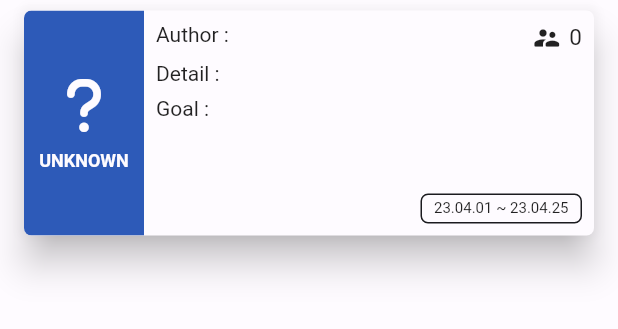
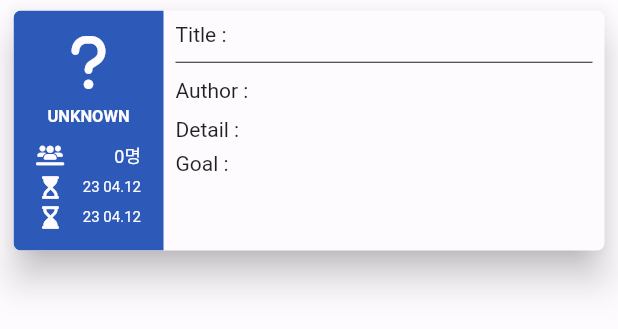
Before and after one commit to rjxwjfl/flutter_project, a Flutter app: the OverViewUI widget shown alone on an empty page, opened directly with empty values, on a phone screen of 412 x 824 dp. Shown: the top 329 px of the screen. Run offline on Flutter 3.47's test engine with Material 2 defaults, Android fonts, the phone set to English and light mode, and no system bars; our stand-ins replace cloud_firestore, firebase_auth, firebase_core, firebase_messaging, flutter_riverpod, font_awesome_flutter and 4 more; accounts and stored records are empty; network calls fail.

```diff
--- a/lib/bloc/database_bloc/model/project/project_model.dart
+++ b/lib/bloc/database_bloc/model/project/project_model.dart
@@ -58,7 +58,7 @@ class ProjectModel {
       goal: map['goal'] as String,
       createAt: DateTime.parse(map['create_at']),
       startOn: map['start_on'] != null ?  DateTime.parse(map['start_on']) : null,
-      expireOn: map['expire_on'] != null ? DateTime(map['expire_on']) : null,
+      expireOn: map['expire_on'] != null ? DateTime.parse(map['expire_on']) : null,
       pvt: map['pvt'] as int,
       prjPw: map['prj_pw'] != null ? map['prj_pw'] as String : null,
     );
--- /dev/null
+++ b/lib/utils/custom_page_route.dart
@@ -0,0 +1,6 @@
+import 'package:flutter/material.dart';
+
+class CustomPageRoute extends MaterialPageRoute{
+  CustomPageRoute({required super.builder});
+
+}
--- a/lib/view/dowith/model/overview_ui.dart
+++ b/lib/view/dowith/model/overview_ui.dart
@@ -1,8 +1,11 @@
+import 'package:flutter/cupertino.dart';
 import 'package:flutter/material.dart';
 import 'package:flutter_dowith/bloc/database_bloc/model/project/project_overview_model.dart';
 import 'package:flutter_dowith/bloc/test_code.dart';
+import 'package:flutter_dowith/view/dowith/model/project_status_sum.dart';
 import 'package:flutter_dowith/view/dowith/project/project_home.dart';
 import 'package:font_awesome_flutter/font_awesome_flutter.dart';
+import 'package:intl/intl.dart';
 
 class OverViewUI extends StatelessWidget {
   const OverViewUI({required this.data, Key? key}) : super(key: key);
@@ -11,35 +14,34 @@ class OverViewUI extends StatelessWidget {
 
   @override
   Widget build(BuildContext context) {
+    ColorScheme scheme = Theme.of(context).colorScheme;
     return Padding(
-      padding: const EdgeInsets.fromLTRB(12, 3, 12, 3),
+      padding: const EdgeInsets.fromLTRB(5, 3, 5, 3),
       child: Card(
         elevation: 10.0,
         shape: const RoundedRectangleBorder(borderRadius: BorderRadius.all(Radius.circular(5))),
         child: InkWell(
           borderRadius: const BorderRadius.all(Radius.circular(5)),
           onTap: () {
-            TestCode().getProject(data.prjId).then(
-              (value) {
+            TestCode().getProject(data.prjId).then((value) {
+              Navigator.pop(context);
               Navigator.push(
                   context,
-                  MaterialPageRoute(
+                  CupertinoPageRoute(
                     builder: (context) => ProjectHome(data: value),
-                  ),
-                );
-              },
-            );
+                  ));
+            });
           },
           child: Ink(
             width: MediaQuery.of(context).size.width,
-            height: 150,
+            height: 160,
             child: ClipRRect(
               borderRadius: const BorderRadius.all(Radius.circular(5)),
               child: Row(
                 children: [
                   Container(
                     color: Theme.of(context).colorScheme.primary,
-                    width: 80,
+                    width: 100,
                     height: MediaQuery.of(context).size.height,
                     child: getCategoryTransfer(data.category, context),
                   ),
@@ -51,6 +53,11 @@ class OverViewUI extends StatelessWidget {
                           Column(
                             crossAxisAlignment: CrossAxisAlignment.start,
                             children: [
+                              Text("Title : ${data.title}"),
+                              Padding(
+                                padding: const EdgeInsets.only(top: 10, bottom: 10),
+                                child: Divider(color: scheme.onSurface, height: 1),
+                              ),
                               Text("Author : ${data.masterName}"),
                               const SizedBox(height: 10),
                               Text("Detail : ${data.prjDesc}"),
@@ -58,42 +65,6 @@ class OverViewUI extends StatelessWidget {
                               Text("Goal : ${data.goal}"),
                             ],
                           ),
-                          data.startOn != null
-                              ? Positioned(
-                                  bottom: 0,
-                                  right: 0,
-                                  child: Container(
-                                    decoration: BoxDecoration(
-                                      borderRadius: BorderRadius.circular(5),
-                                      border: Border.all(color: Theme.of(context).colorScheme.onSurface),
-                                    ),
-                                    child: const Padding(
-                                      padding: EdgeInsets.fromLTRB(8, 3, 8, 3),
-                                      child: Text(
-                                        "23.04.01 ~ 23.04.25",
-                                        style: TextStyle(fontSize: 10),
-                                      ),
-                                    ),
-                                  ),
-                                )
-                              : const SizedBox(),
-                          Positioned(
-                            top: 0,
-                            right: 0,
-                            child: Row(
-                              children: [
-                                const Icon(
-                                  Icons.supervisor_account_rounded,
-                                  size: 20,
-                                ),
-                                const SizedBox(width: 5),
-                                Text(
-                                  "${data.memberCount}",
-                                  style: const TextStyle(fontSize: 15),
-                                ),
-                              ],
-                            ),
-                          )
                         ],
                       ),
                     ),
@@ -108,6 +79,7 @@ class OverViewUI extends StatelessWidget {
   }
 
   Widget getCategoryTransfer(int category, context) {
+    DateFormat formatter = DateFormat("yy MM.dd");
     IconData categoryIcon;
     String categoryTitle;
     switch (category) {
@@ -127,12 +99,18 @@ class OverViewUI extends StatelessWidget {
         categoryIcon = FontAwesomeIcons.icons;
         categoryTitle = "HOBBIES";
         break;
+      case 5:
+        categoryIcon = FontAwesomeIcons.code;
+        categoryTitle = "DEVELOPMENT";
+        break;
       default:
         categoryIcon = FontAwesomeIcons.question;
         categoryTitle = "UNKNOWN";
         break;
     }
-    return Column(
+    return Padding(
+      padding: const EdgeInsets.all(10.0),
+      child: Column(
         mainAxisAlignment: MainAxisAlignment.center,
         crossAxisAlignment: CrossAxisAlignment.center,
         children: [
@@ -140,9 +118,66 @@ class OverViewUI extends StatelessWidget {
           const SizedBox(height: 10),
           Text(
             categoryTitle,
-          style: TextStyle(fontSize: 12, fontWeight: FontWeight.bold, color: Theme.of(context).colorScheme.surface),
+            style: TextStyle(fontSize: 11, fontWeight: FontWeight.bold, color: Theme.of(context).colorScheme.surface),
+          ),
+          Padding(
+            padding: const EdgeInsets.only(left: 5, right: 5),
+            child: SizedBox(
+              child: Column(
+                children: [
+                  ProjectStatusSum(
+                      padding: const EdgeInsets.only(top: 10),
+                      icon: FontAwesomeIcons.usersLine,
+                      iconSize: 15,
+                      text: "${data.memberCount}명",
+                      fontSize: 12),
+                  data.startOn != null
+                      ? Padding(
+                          padding: const EdgeInsets.only(left: 4),
+                          child: Column(
+                            children: [
+                              ProjectStatusSum(
+                                  padding: const EdgeInsets.only(top: 5),
+                                  icon: FontAwesomeIcons.hourglassStart,
+                                  iconSize: 15.0,
+                                  text: formatter.format(data.startOn!),
+                                  fontSize: 10.0),
+                              ProjectStatusSum(
+                                  padding: const EdgeInsets.only(top: 5),
+                                  icon: FontAwesomeIcons.hourglassEnd,
+                                  iconSize: 15.0,
+                                  text: formatter.format(data.expireOn!),
+                                  fontSize: 10.0),
+                            ],
+                          ),
+                        )
+                      : const ProjectStatusSum(
+                          padding: EdgeInsets.only(top: 5, left: 4),
+                          icon: FontAwesomeIcons.hourglass,
+                          iconSize: 15,
+                          text: "제한 없음",
+                          fontSize: 10),
+                ],
+              ),
+            ),
           ),
         ],
+      ),
     );
   }
 }
+// data.startOn != null
+// ? Container(
+// decoration: BoxDecoration(
+// borderRadius: BorderRadius.circular(5),
+// border: Border.all(color: Theme.of(context).colorScheme.onSurface),
+// ),
+// child: const Padding(
+// padding: EdgeInsets.fromLTRB(8, 3, 8, 3),
+// child: Text(
+// "23.04.01 ~ 23.04.25",
+// style: TextStyle(fontSize: 10),
+// ),
+// ),
+// )
+//     : const SizedBox(),
--- /dev/null
+++ b/lib/view/dowith/model/project_status_sum.dart
@@ -0,0 +1,40 @@
+import 'package:flutter/material.dart';
+import 'package:font_awesome_flutter/font_awesome_flutter.dart';
+
+class ProjectStatusSum extends StatelessWidget {
+  const ProjectStatusSum({required this.padding, required this.icon, required this. iconSize, required this.text, required this.fontSize, Key? key}) : super(key: key);
+
+  final EdgeInsets padding;
+  final IconData icon;
+  final double iconSize;
+  final String text;
+  final double fontSize;
+
+  @override
+  Widget build(BuildContext context) {
+    return Padding(
+      padding: padding,
+      child:  Row(
+        mainAxisAlignment: MainAxisAlignment.spaceBetween,
+        crossAxisAlignment: CrossAxisAlignment.center,
+        children: [
+          FaIcon(
+            icon,
+            size: iconSize,
+            color: Theme.of(context).colorScheme.surface,
+          ),
+          Padding(
+            padding: const EdgeInsets.only(left: 12),
+            child: Text(
+              text,
+              style: TextStyle(
+                fontSize: fontSize,
+                color: Theme.of(context).colorScheme.surface,
+              ),
+            ),
+          ),
+        ],
+      ),
+    );
+  }
+}
```
Also changed, not shown: lib/navi_home.dart (+5 -41 lines), lib/view/dowith/dw_navi_home.dart (+9 -22 lines), lib/view/dowith/project/model/search_model.dart (+48 -46 lines), lib/view/dowith/search_tabview.dart (deleted, +0 -136 lines), lib/view/dowith/search_view_ui.dart (added, +172 -0 lines). Lines whose indentation alone changed are shown as unchanged.
